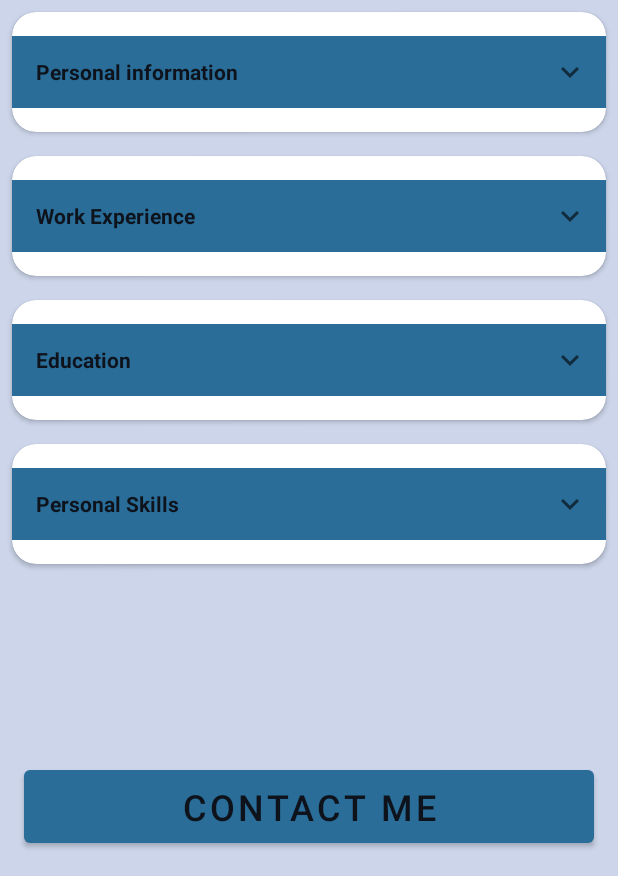
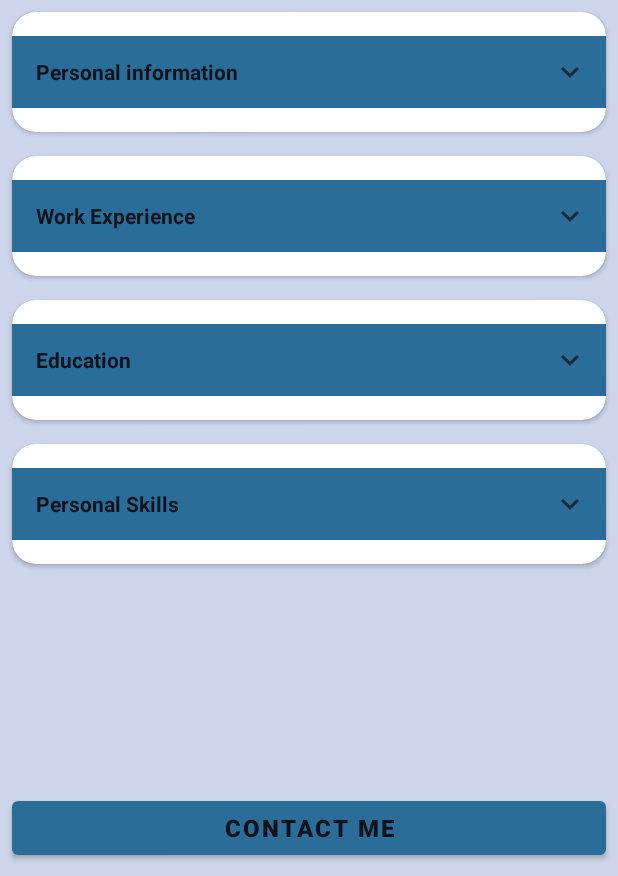
Before and after one commit to zvonimirplivelic/CurriculumVitae, an Android app: the screen it shows after launch (MainActivity), on a phone screen of 412 x 824 dp, the part 360-1236 px from its top. Run offline under Robolectric (Android 15) with nearby library versions, the phone set to English and light mode, and no system bars; our stand-ins replace CircleImageView.

Commit message:
master merge attempt

```diff
--- a/app/src/main/java/com/zvonimirplivelic/curriculumvitae/MainActivity.kt
+++ b/app/src/main/java/com/zvonimirplivelic/curriculumvitae/MainActivity.kt
@@ -5,8 +5,6 @@ import android.os.Bundle
 import android.transition.AutoTransition
 import android.transition.TransitionManager
 import android.view.View
-import android.view.animation.Animation
-import android.view.animation.RotateAnimation
 import android.widget.Button
 import android.widget.ImageButton
 import android.widget.LinearLayout
--- a/app/src/main/res/layout/activity_main.xml
+++ b/app/src/main/res/layout/activity_main.xml
@@ -53,7 +53,7 @@
     <androidx.core.widget.NestedScrollView
         android:layout_width="match_parent"
         android:layout_height="match_parent"
-        android:layout_marginBottom="16dp"
+        android:layout_marginBottom="64dp"
         app:layout_behavior="com.google.android.material.appbar.AppBarLayout$ScrollingViewBehavior">
 
         <LinearLayout
@@ -75,11 +75,12 @@
     <Button
         android:id="@+id/contactMeBtn"
         android:layout_width="match_parent"
-        android:layout_height="wrap_content"
-        android:layout_margin="16dp"
-        android:padding="8dp"
+        android:layout_height="48dp"
+        android:layout_margin="8dp"
+        android:textStyle="bold"
+        android:elevation="4dp"
         android:text="@string/contact_me_btn"
         android:textColor="@color/black"
         android:layout_gravity="bottom"
-        android:textSize="24sp" />
+        android:textSize="16sp" />
 </androidx.coordinatorlayout.widget.CoordinatorLayout>
```
